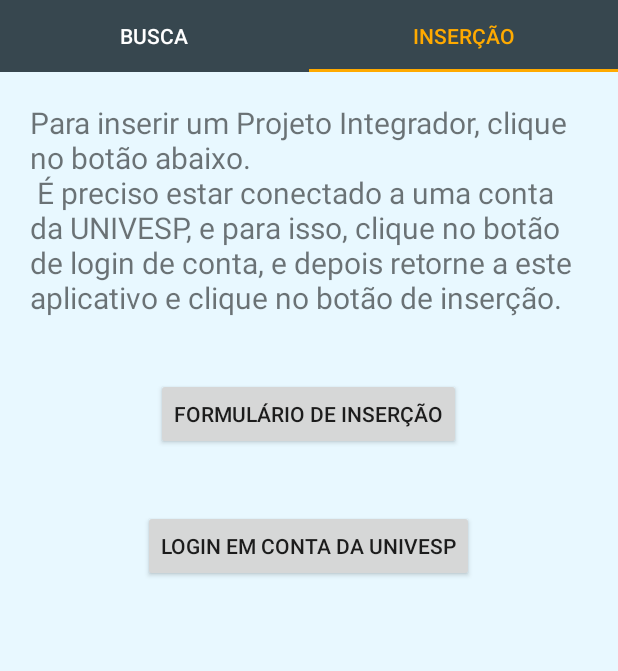
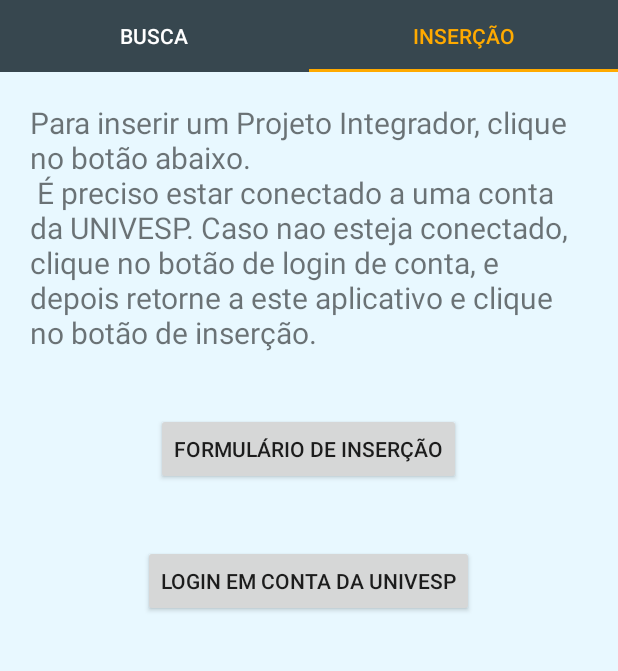
Before and after one commit to Milton-Atarassi/Biblioteca_Virtual_de_Projetos_Integradores, an Android app: the Busca screen opened directly, with no data from a screen before it, tab 2 chosen, on a phone screen of 412 x 824 dp, the part 84-755 px from its top. Run offline under Robolectric (Android 15) with nearby library versions, the phone set to English and light mode, and no system bars.

Commit message:
update 11/11/2017

```diff
--- a/app/src/main/res/layout/busca.xml
+++ b/app/src/main/res/layout/busca.xml
@@ -14,7 +14,7 @@
         <SearchView
             android:id="@+id/searchView"
             android:layout_width="match_parent"
-            android:background="@android:color/holo_blue_bright"
+            android:background="@color/blue"
             android:layout_height="wrap_content"
             android:iconifiedByDefault="false"
             android:layout_gravity="right">
--- a/app/src/main/res/layout/insercao.xml
+++ b/app/src/main/res/layout/insercao.xml
@@ -2,7 +2,7 @@
 <LinearLayout xmlns:android="http://schemas.android.com/apk/res/android"
     android:layout_width="match_parent"
     android:layout_height="match_parent"
-    android:background="#ffe8f8ff"
+    android:background="@color/blue"
     android:orientation="vertical"
     android:gravity="center_horizontal">
 <ScrollView
--- a/app/src/main/res/values/color.xml
+++ b/app/src/main/res/values/color.xml
@@ -7,6 +7,7 @@
     <color name="white">#FFF</color>
     <color name="green">#FF1CA04B</color>
     <color name="red">#b4e20000</color>
+    <color name="blue">#ffe8f8ff</color>
 
 
 </resources>
--- a/app/src/main/res/values/strings.xml
+++ b/app/src/main/res/values/strings.xml
@@ -9,13 +9,13 @@
     <string name="aceito">Aceito as condições</string>
     <string name="termos">
         <strong>BIBLIOTECA VIRTUAL DE PROJETOS INTEGRADORES</strong>\n\n\n
-        Este aplicativo é uma base de dados de Projetos Integradores, realizados por alunos da UNIVESP - Universidade Virtual do Estado de São Paulo, dos cursos de Engenharia de Computação, Engenharia de Produção, Licenciaturas em Física, Matemática, Química e Pedagogia.\n\n
+        Este aplicativo é uma base de dados de Projetos Integradores, realizados por alunos da UNIVESP - Universidade Virtual do Estado de São Paulo, dos cursos de Engenharia de Computação, Engenharia de Produção, Licenciaturas em Biologia, Física, Matemática, Química e Pedagogia.\n\n
         Aplicam-se as normas vigentes de direitos autorais aos conteúdos. Seu uso é autorizado, quando realizada a devida referenciação bibliográfica.\n\n
         Ao continuar, o usuário concorda com estes termos de uso.
     </string>
     <string name="texto_insercao">
         Para inserir um Projeto Integrador, clique no botão abaixo.\n
-        É preciso estar conectado a uma conta da UNIVESP, e para isso, clique no botão de login de conta, e depois retorne a este aplicativo e clique no botão de inserção.
+        É preciso estar conectado a uma conta da UNIVESP. Caso nao esteja conectado, clique no botão de login de conta, e depois retorne a este aplicativo e clique no botão de inserção.
     </string>
     <string name="account_chooser">Login em conta da UNIVESP</string>
     <string name="form_inser">FORMULÁRIO DE INSERÇÃO</string>
```
